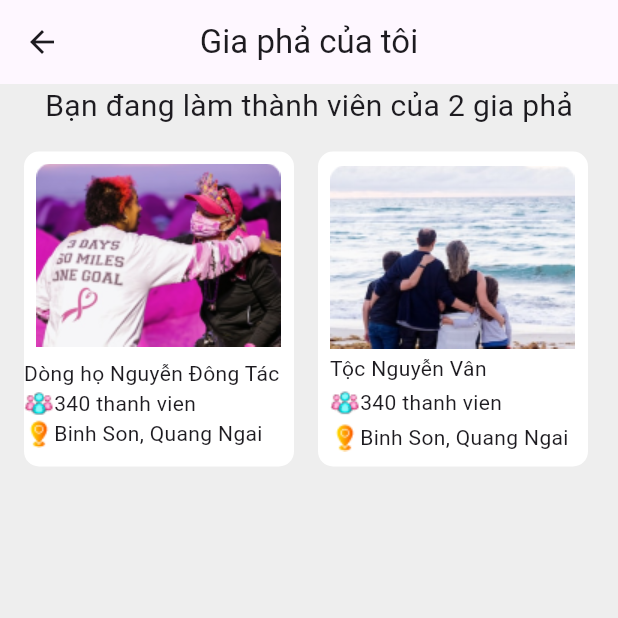
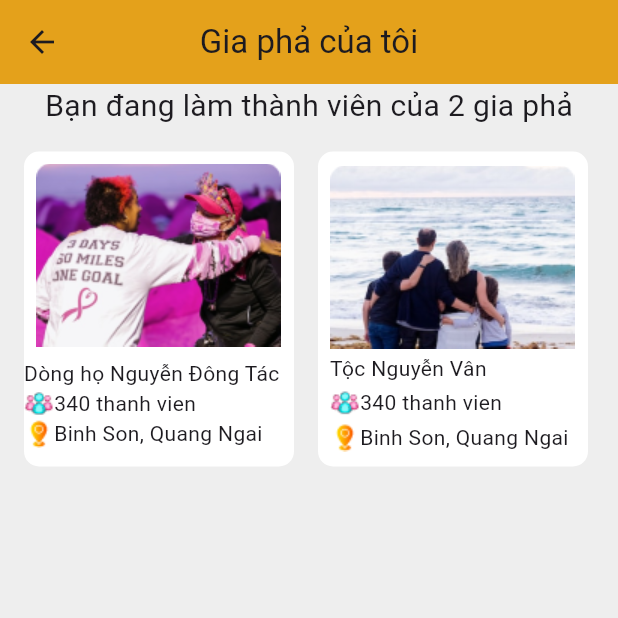
Before and after one commit to Chien100503/Genealogy, a Flutter app: the CharacterBiographyPage screen opened directly, on a phone screen of 412 x 824 dp, the top half of it. Run offline on Flutter 3.47's test engine with Material 3 defaults, Android fonts, the phone set to English and light mode, and no system bars.

Commit message:
push code gr5

```diff
--- a/lib/Pages/CharacterBiographyPage.dart
+++ b/lib/Pages/CharacterBiographyPage.dart
@@ -14,6 +14,7 @@ class _CharacterBiographyPageState extends State<CharacterBiographyPage> {
     return Scaffold(
       backgroundColor: Colors.grey.shade200,
       appBar: AppBar(
+        backgroundColor: Color(0xFFE4A11B),
         title: Text('Gia phả của tôi'),
         centerTitle: true,
         leading: IconButton(
```
